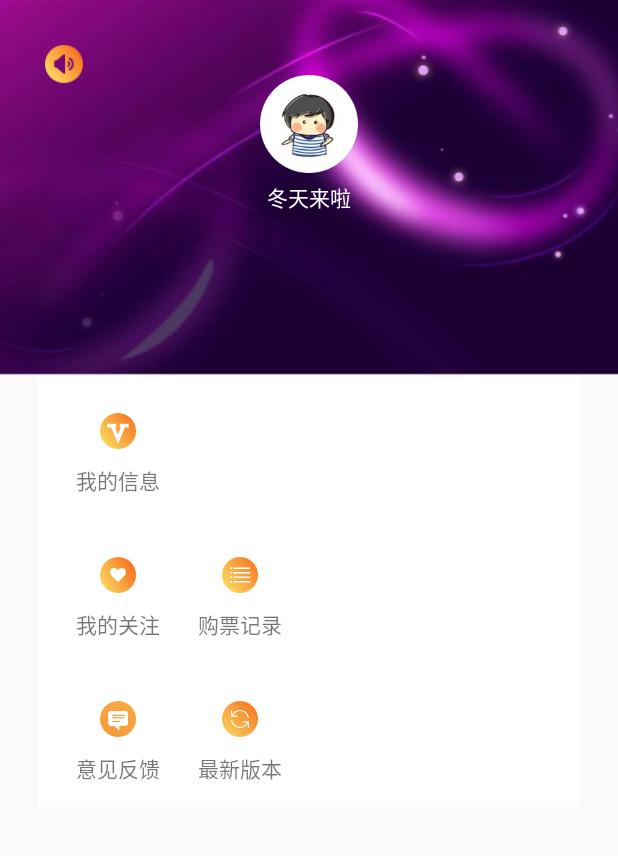
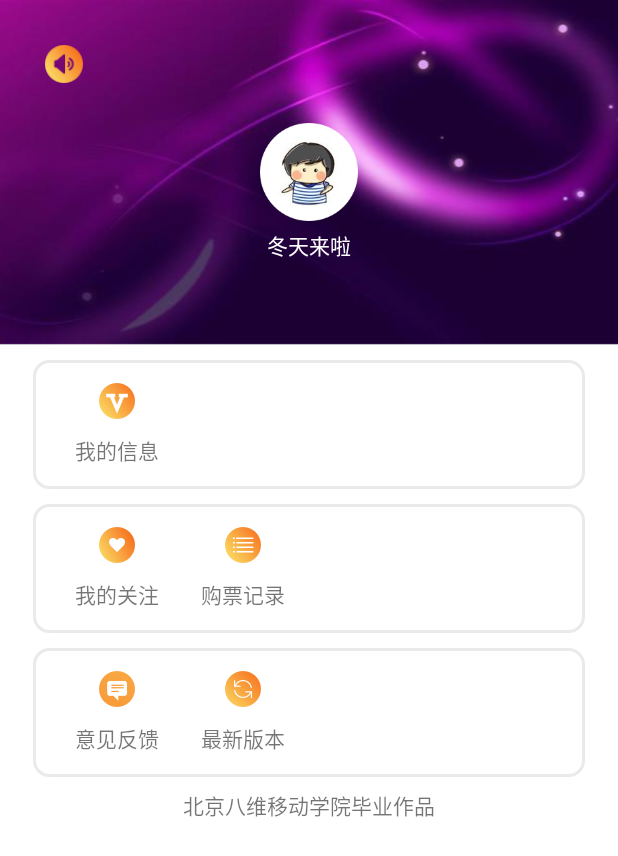
Before and after one commit to 1607AFour-one/WeiDuMovie, an Android app: the fragment MyFragment shown on its own in the app's theme, on a phone screen of 412 x 824 dp. Shown: the top 856 px of the screen. Run offline under Robolectric (Android 15) with nearby library versions, the phone set to English and light mode, and no system bars; our stand-ins replace ButterKnife.

Commit message:
my_布局

```diff
--- a/app/src/main/java/com/bw/movie/adapter/HomeGroupAdapter.java
+++ b/app/src/main/java/com/bw/movie/adapter/HomeGroupAdapter.java
@@ -93,7 +93,6 @@ public class HomeGroupAdapter extends RecyclerView.Adapter<RecyclerView.ViewHold
             ((ViewHolder2) viewHolder).more.setOnClickListener(new View.OnClickListener() {
                 @Override
                 public void onClick(View v) {
-
                     Intent intent=new Intent(mContext,MovieListActivity.class);
                     intent.putExtra("movieList",new IntentMovieData(mHotList,mReleaseList,mComingList));
                     mContext.startActivity(intent);
--- a/app/src/main/java/com/bw/movie/fragment/NearFragment.java
+++ b/app/src/main/java/com/bw/movie/fragment/NearFragment.java
@@ -33,9 +33,6 @@ import java.util.List;
  * A simple {@link Fragment} subclass.
  */
 public class NearFragment extends BaseFragment implements IView {
-
-    //你好啊
-
     private TopView Top;
     private ImageView home_group_dingwei_image;
     private RelativeLayout near_relay;
--- a/app/src/main/res/layout/fragment_my.xml
+++ b/app/src/main/res/layout/fragment_my.xml
@@ -3,29 +3,27 @@
     xmlns:tools="http://schemas.android.com/tools"
     android:layout_width="match_parent"
     android:layout_height="match_parent"
-    tools:context=".fragment.MyFragment">
+    tools:context=".fragment.MyFragment"
+    android:background="@color/white">
     <RelativeLayout
         android:id="@+id/my_fr_relay"
         android:layout_width="match_parent"
-        android:layout_height="250dp"
+        android:layout_height="230dp"
         android:background="@mipmap/wodebeijing">
-
         <TextView
             android:layout_width="25dp"
             android:layout_height="25dp"
             android:layout_margin="30dp"
             android:background="@mipmap/my_icon_remind_default"
-            android:id="@+id/my_advice_logo"
-            />
+            android:id="@+id/my_advice_logo" />
 
         <ImageView
             android:layout_width="65dp"
             android:layout_height="65dp"
             android:layout_centerHorizontal="true"
-            android:layout_marginTop="50dp"
+            android:layout_centerVertical="true"
             android:background="@mipmap/touxiang"
-            android:id="@+id/my_header_image"
-            />
+            android:id="@+id/my_header_image" />
 
         <TextView
             android:layout_width="wrap_content"
@@ -43,19 +41,21 @@
         android:layout_below="@+id/my_fr_relay"
         android:layout_width="match_parent"
         android:layout_height="wrap_content"
-        android:layout_marginLeft="25dp"
-        android:layout_marginRight="25dp"
+        android:layout_marginLeft="22dp"
+        android:layout_marginRight="22dp"
         android:orientation="vertical"
         android:background="#ffffff">
         <LinearLayout
             android:layout_marginTop="10dp"
             android:layout_width="match_parent"
             android:layout_height="86dp"
-            android:orientation="horizontal">
+            android:orientation="horizontal"
+            android:background="@drawable/item_shape">
             <LinearLayout
+                android:id="@+id/my_info"
                 android:layout_width="wrap_content"
                 android:layout_height="wrap_content"
-                android:layout_marginLeft="25dp"
+                android:layout_marginLeft="28dp"
                 android:gravity="center"
                 android:layout_gravity="center"
                 android:orientation="vertical">
@@ -68,21 +68,19 @@
                     android:layout_height="wrap_content"
                     android:layout_marginTop="10dp"
                     android:text="我的信息"/>
-
             </LinearLayout>
-
-
-
         </LinearLayout>
         <LinearLayout
+            android:background="@drawable/item_shape"
         android:layout_marginTop="10dp"
         android:layout_width="match_parent"
         android:layout_height="86dp"
         android:orientation="horizontal">
         <LinearLayout
+            android:id="@+id/my_zhuanzhu"
             android:layout_width="wrap_content"
             android:layout_height="wrap_content"
-            android:layout_marginLeft="25dp"
+            android:layout_marginLeft="28dp"
             android:gravity="center"
             android:layout_gravity="center"
             android:orientation="vertical">
@@ -97,9 +95,10 @@
                 android:text="我的关注"/>
         </LinearLayout>
         <LinearLayout
+            android:id="@+id/my_record"
             android:layout_width="wrap_content"
             android:layout_height="wrap_content"
-            android:layout_marginLeft="25dp"
+            android:layout_marginLeft="28dp"
             android:gravity="center"
             android:layout_gravity="center"
             android:orientation="vertical">
@@ -119,14 +118,16 @@
     </LinearLayout>
 
         <LinearLayout
+            android:background="@drawable/item_shape"
             android:layout_marginTop="10dp"
             android:layout_width="match_parent"
             android:layout_height="86dp"
             android:orientation="horizontal">
             <LinearLayout
+                android:id="@+id/my_opinion"
                 android:layout_width="wrap_content"
                 android:layout_height="wrap_content"
-                android:layout_marginLeft="25dp"
+                android:layout_marginLeft="28dp"
                 android:gravity="center"
                 android:layout_gravity="center"
                 android:orientation="vertical">
@@ -142,9 +143,10 @@
 
             </LinearLayout>
             <LinearLayout
+                android:id="@+id/my_version"
                 android:layout_width="wrap_content"
                 android:layout_height="wrap_content"
-                android:layout_marginLeft="25dp"
+                android:layout_marginLeft="28dp"
                 android:gravity="center"
                 android:layout_gravity="center"
                 android:orientation="vertical">
@@ -161,9 +163,13 @@
             </LinearLayout>
 
 
-
-
         </LinearLayout>
+        <TextView
+            android:layout_gravity="center"
+            android:layout_width="wrap_content"
+            android:padding="8dp"
+            android:layout_height="wrap_content"
+            android:text="北京八维移动学院毕业作品"/>
 
 
     </LinearLayout>
```
